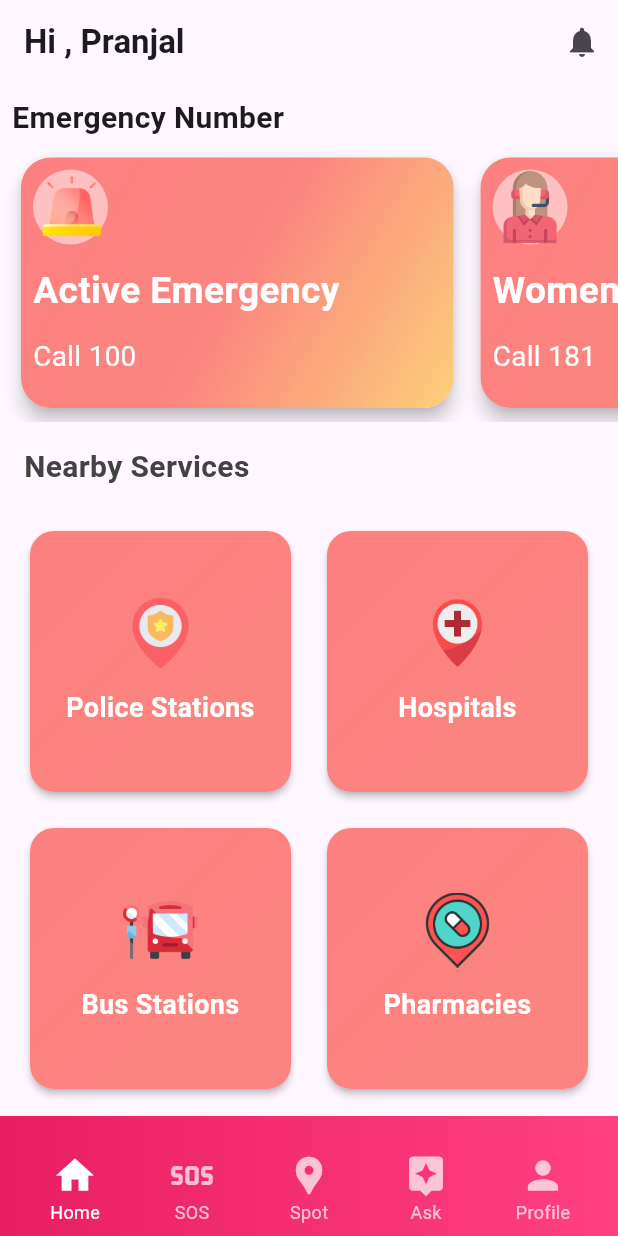
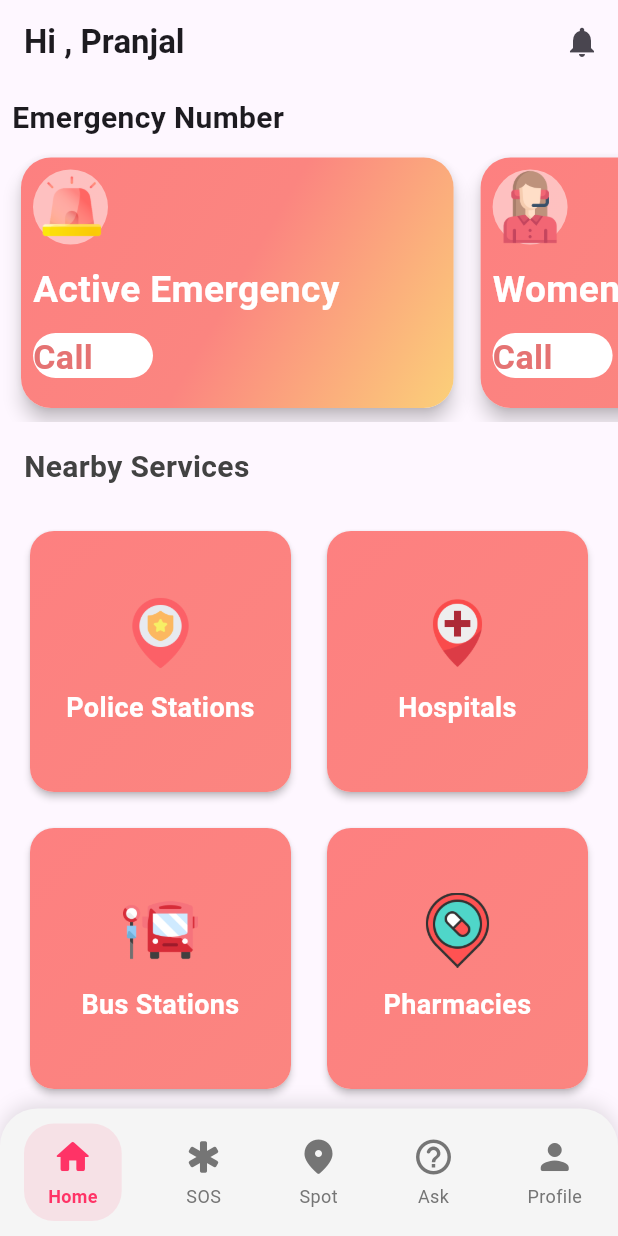
Before and after one commit to Matrix-Mesh/Sanrakshan360, a Flutter app: the screen it shows after launch, on a phone screen of 412 x 824 dp. Run offline on Flutter 3.47's test engine with Material 3 defaults, Android fonts, the phone set to English and light mode, and no system bars; our stand-ins replace flutter_map, fluttertoast, geolocator, google_fonts, latlong2, permission_handler and 1 more; missing offline and left inert: flutter_phone_direct_caller.

Commit message:
Improved styling

```diff
--- a/lib/screens/sos_screen.dart
+++ b/lib/screens/sos_screen.dart
@@ -15,6 +15,7 @@ class SOSApp extends StatelessWidget {
         primarySwatch: Colors.red,
         useMaterial3: true,
       ),
+      debugShowCheckedModeBanner: false,
       home: const SOSHomePage(),
     );
   }
@@ -32,21 +33,13 @@ class _SOSHomePageState extends State<SOSHomePage> {
 
   // Emergency contacts with name, phone, and type
   final List<Map<String, String>> emergencyContacts = [
-    {
-      'name': 'Police',
-      'phone': '911',
-      'type': 'emergency'
-    },
+    {'name': 'Police', 'phone': '911', 'type': 'emergency'},
     {
       'name': 'Emergency Contact 1',
       'phone': '+917838159080',
       'type': 'contact'
     },
-    {
-      'name': 'Emergency Contact 2',
-      'phone': '+9876543210',
-      'type': 'contact'
-    },
+    {'name': 'Emergency Contact 2', 'phone': '+9876543210', 'type': 'contact'},
   ];
 
   Future<Position?> _getCurrentLocation() async {
@@ -95,7 +88,8 @@ class _SOSHomePageState extends State<SOSHomePage> {
     final message = 'EMERGENCY: I need help! '
         'My location: https://www.google.com/maps/search/?api=1&query=${position.latitude},${position.longitude}';
 
-    final Uri smsUri = Uri.parse('sms:$number?body=${Uri.encodeComponent(message)}');
+    final Uri smsUri =
+        Uri.parse('sms:$number?body=${Uri.encodeComponent(message)}');
 
     if (await canLaunchUrl(smsUri)) {
       await launchUrl(smsUri);
@@ -115,16 +109,14 @@ class _SOSHomePageState extends State<SOSHomePage> {
         'My location: https://www.google.com/maps/search/?api=1&query=${position.latitude},${position.longitude}';
 
     final whatsappUrl = Uri.parse(
-      'whatsapp://send?phone=$cleanNumber&text=${Uri.encodeComponent(message)}'
-    );
+        'whatsapp://send?phone=$cleanNumber&text=${Uri.encodeComponent(message)}');
 
     if (await canLaunchUrl(whatsappUrl)) {
       await launchUrl(whatsappUrl);
     } else {
       // Fallback to web WhatsApp
       final webWhatsappUrl = Uri.parse(
-        'https://wa.me/$cleanNumber/?text=${Uri.encodeComponent(message)}'
-      );
+          'https://wa.me/$cleanNumber/?text=${Uri.encodeComponent(message)}');
       if (await canLaunchUrl(webWhatsappUrl)) {
         await launchUrl(webWhatsappUrl);
       } else {
@@ -144,10 +136,15 @@ class _SOSHomePageState extends State<SOSHomePage> {
           child: Column(
             mainAxisSize: MainAxisSize.min,
             children: [
-              ...emergencyContacts.map((contact) => ListTile(
+              ...emergencyContacts
+                  .map((contact) => ListTile(
                         leading: Icon(
-                  contact['type'] == 'emergency' ? Icons.emergency : Icons.contact_phone,
-                  color: contact['type'] == 'emergency' ? Colors.red : Colors.green,
+                          contact['type'] == 'emergency'
+                              ? Icons.emergency
+                              : Icons.contact_phone,
+                          color: contact['type'] == 'emergency'
+                              ? Colors.red
+                              : Colors.green,
                         ),
                         title: Text(contact['name']!),
                         subtitle: Text(contact['phone']!),
@@ -172,16 +169,18 @@ class _SOSHomePageState extends State<SOSHomePage> {
                             ),
                             if (contact['type'] == 'contact')
                               IconButton(
-                        icon:  Icon(Icons.message),
+                                icon: Icon(Icons.message),
                                 color: Colors.green,
                                 onPressed: () {
                                   Navigator.pop(context);
-                          _sendWhatsAppMessage(contact['phone']!, position);
+                                  _sendWhatsAppMessage(
+                                      contact['phone']!, position);
                                 },
                               ),
                           ],
                         ),
-              )).toList(),
+                      ))
+                  .toList(),
             ],
           ),
         );
--- a/lib/widgets/home_widgets/emergencies/AmbulanceEmergency.dart
+++ b/lib/widgets/home_widgets/emergencies/AmbulanceEmergency.dart
@@ -54,14 +54,23 @@ class AmbulanceEmergency extends StatelessWidget {
                             fontSize: MediaQuery.of(context).size.width * 0.06,
                           ),
                         ),
-                        Text(
-                          'Call 102',
-                          style: TextStyle(
+                        Container(
+                          height: 30,
+                          width: 80,
+                          decoration: BoxDecoration(
                             color: Colors.white,
-                            fontSize: MediaQuery.of(context).size.width * 0.045,
+                            borderRadius: BorderRadius.circular(20),
                           ),
+                          child: Center(
+                              child: Text('Call 102',
+                                  style: TextStyle(
+                                    color: Colors.red[300],
+                                    fontWeight: FontWeight.bold,
+                                    fontSize:
+                                        MediaQuery.of(context).size.width *
+                                            0.055,
+                                  ))),
                         )
-
                       ],
                     ),
                   )
--- a/lib/widgets/home_widgets/emergencies/FirebrigadeEmergency.dart
+++ b/lib/widgets/home_widgets/emergencies/FirebrigadeEmergency.dart
@@ -54,14 +54,23 @@ class FirebrigadeEmergency extends StatelessWidget {
                             fontSize: MediaQuery.of(context).size.width * 0.06,
                           ),
                         ),
-                        Text(
-                          'Call 101',
-                          style: TextStyle(
+                        Container(
+                          height: 30,
+                          width: 80,
+                          decoration: BoxDecoration(
                             color: Colors.white,
-                            fontSize: MediaQuery.of(context).size.width * 0.045,
+                            borderRadius: BorderRadius.circular(20),
                           ),
+                          child: Center(
+                              child: Text('Call 101',
+                                  style: TextStyle(
+                                    color: Colors.red[300],
+                                    fontWeight: FontWeight.bold,
+                                    fontSize:
+                                        MediaQuery.of(context).size.width *
+                                            0.055,
+                                  ))),
                         )
-
                       ],
                     ),
                   )
--- a/lib/widgets/home_widgets/emergencies/PoliceEmergency.dart
+++ b/lib/widgets/home_widgets/emergencies/PoliceEmergency.dart
@@ -54,14 +54,23 @@ class PoliceEmergency extends StatelessWidget {
                             fontSize: MediaQuery.of(context).size.width * 0.06,
                           ),
                         ),
-                        Text(
-                          'Call 100',
-                          style: TextStyle(
+                        Container(
+                          height: 30,
+                          width: 80,
+                          decoration: BoxDecoration(
                             color: Colors.white,
-                            fontSize: MediaQuery.of(context).size.width * 0.045,
+                            borderRadius: BorderRadius.circular(20),
                           ),
+                          child: Center(
+                              child: Text('Call 100',
+                                  style: TextStyle(
+                                    color: Colors.red[300],
+                                    fontWeight: FontWeight.bold,
+                                    fontSize:
+                                        MediaQuery.of(context).size.width *
+                                            0.055,
+                                  ))),
                         )
-
                       ],
                     ),
                   )
--- a/lib/widgets/home_widgets/emergencies/WomanEmergency.dart
+++ b/lib/widgets/home_widgets/emergencies/WomanEmergency.dart
@@ -54,14 +54,23 @@ class WomanEmergency extends StatelessWidget {
                             fontSize: MediaQuery.of(context).size.width * 0.06,
                           ),
                         ),
-                        Text(
-                          'Call 181',
-                          style: TextStyle(
+                        Container(
+                          height: 30,
+                          width: 80,
+                          decoration: BoxDecoration(
                             color: Colors.white,
-                            fontSize: MediaQuery.of(context).size.width * 0.045,
+                            borderRadius: BorderRadius.circular(20),
                           ),
-                        ),
-
+                          child: Center(
+                              child: Text('Call 181',
+                                  style: TextStyle(
+                                    color: Colors.red[300],
+                                    fontWeight: FontWeight.bold,
+                                    fontSize:
+                                        MediaQuery.of(context).size.width *
+                                            0.055,
+                                  ))),
+                        )
                       ],
                     ),
                   )
--- a/lib/widgets/home_widgets/service_cards/metro_service_card.dart
+++ b/lib/widgets/home_widgets/service_cards/metro_service_card.dart
@@ -28,7 +28,7 @@ class MetroServiceCard extends StatelessWidget {
       ),
       child: InkWell(
         onTap: () {
-          onMapFunction!("police stations near me");
+          onMapFunction!("metro stations near me");
         },
         borderRadius: BorderRadius.circular(16),
         child: Container(
--- a/lib/widgets/nav_bar.dart
+++ b/lib/widgets/nav_bar.dart
@@ -13,109 +13,121 @@ class _NavBarState extends State<NavBar> {
 
   @override
   Widget build(BuildContext context) {
+    // Theme colors extracted from typical safety app palette
+    final Color primaryColor = Color(0xFFFF3366); // Vibrant pink-red
+    final Color secondaryColor = Color(0xFF5D3FD3); // Deep purple
+    final Color backgroundColor = Color(0xFFF5F5F5); // Soft light gray
+
     return Container(
-      decoration: const BoxDecoration(
-        gradient: LinearGradient(
-          colors: [Colors.pink,Colors.pinkAccent],
+      decoration: BoxDecoration(
+        color: backgroundColor,
+        borderRadius: BorderRadius.only(
+          topLeft: Radius.circular(25),
+          topRight: Radius.circular(25),
         ),
+        boxShadow: [
+          BoxShadow(
+            color: Colors.black12,
+            blurRadius: 10,
+            offset: Offset(0, -3),
+          )
+        ],
       ),
-      child: BottomAppBar(
-        elevation: 0,
-        color: Colors.transparent,
-        child: SizedBox(
-          height: 56,
-          width: MediaQuery.of(context).size.width,
+      child: SafeArea(
         child: Padding(
-            padding: const EdgeInsets.only(left: 10.0, right: 10.0),
+          padding: const EdgeInsets.symmetric(horizontal: 16.0, vertical: 10.0),
           child: Row(
             mainAxisAlignment: MainAxisAlignment.spaceBetween,
-              crossAxisAlignment: CrossAxisAlignment.start,
             children: [
-                IconBottomBar(
-                  text: "Home",
-                  icon: Icons.home,
-                  selected: selectedIndex == 0,
-                  onPressed: () => _onItemTapped(0), // This works first than the above line
+              _buildNavItem(
+                index: 0,
+                icon: Icons.home_rounded,
+                label: "Home",
+                primaryColor: primaryColor,
+                secondaryColor: secondaryColor,
               ),
-                IconBottomBar(
-                  text: "SOS",
-                  icon: Icons.sos_rounded,
-                  selected: selectedIndex == 1,
-                  onPressed: () => _onItemTapped(1),
+              _buildNavItem(
+                index: 1,
+                icon: Icons.emergency_rounded,
+                label: "SOS",
+                primaryColor: primaryColor,
+                secondaryColor: secondaryColor,
               ),
-                IconBottomBar(
-                  text: "Spot",
-                  icon: Icons.location_pin,
-                  selected: selectedIndex == 2,
-                  onPressed: () => _onItemTapped(2),
+              _buildNavItem(
+                index: 2,
+                icon: Icons.location_on_rounded,
+                label: "Spot",
+                primaryColor: primaryColor,
+                secondaryColor: secondaryColor,
               ),
-                IconBottomBar(
-                  text: "Ask",
-                  icon: Icons.assistant,
-                  selected: selectedIndex == 3,
-                  onPressed: () => _onItemTapped(3),
+              _buildNavItem(
+                index: 3,
+                icon: Icons.help_outline_rounded,
+                label: "Ask",
+                primaryColor: primaryColor,
+                secondaryColor: secondaryColor,
               ),
-                IconBottomBar(
-                  text: "Profile",
-                  icon: Icons.person,
-                  selected: selectedIndex == 4,
-                  onPressed: () => _onItemTapped(4),
+              _buildNavItem(
+                index: 4,
+                icon: Icons.person_rounded,
+                label: "Profile",
+                primaryColor: primaryColor,
+                secondaryColor: secondaryColor,
               ),
             ],
-            ),
           ),
         ),
       ),
     );
   }
 
-  void _onItemTapped(int index) {
+  Widget _buildNavItem({
+    required int index,
+    required IconData icon,
+    required String label,
+    required Color primaryColor,
+    required Color secondaryColor,
+  }) {
+    bool isSelected = selectedIndex == index;
+    return GestureDetector(
+      onTap: () {
         setState(() {
           selectedIndex = index;
         });
         widget.onItemSelected(index);
-  }
-}
-
-class IconBottomBar extends StatelessWidget {
-  const IconBottomBar(
-      {Key? key,
-      required this.text,
-      required this.icon,
-      required this.selected,
-      required this.onPressed})
-      : super(key: key);
-
-  final String text;
-  final IconData icon;
-  final bool selected;
-  final Function() onPressed;
-
-  final Color primaryColor = const Color(0xff4338CA);
-  final Color accentColor = const Color(0xffffffff);
-
-  @override
-  Widget build(BuildContext context) {
-    return Column(
-      mainAxisAlignment: MainAxisAlignment.center,
+      },
+      child: AnimatedContainer(
+        duration: Duration(milliseconds: 300),
+        curve: Curves.easeInOut,
+        padding: EdgeInsets.symmetric(
+          horizontal: isSelected ? 16.0 : 8.0,
+          vertical: 8.0,
+        ),
+        decoration: BoxDecoration(
+          color:
+              isSelected ? primaryColor.withOpacity(0.1) : Colors.transparent,
+          borderRadius: BorderRadius.circular(20),
+        ),
+        child: Column(
+          mainAxisSize: MainAxisSize.min,
           children: [
-        IconButton(
-          onPressed: onPressed,
-          icon: Icon(
+            Icon(
               icon,
-            size: 30,
-            color: selected ? accentColor : Colors.white70,
+              size: 28,
+              color: isSelected ? primaryColor : Colors.grey.shade600,
             ),
-        ),
+            SizedBox(height: 4),
             Text(
-          text,
+              label,
               style: TextStyle(
+                color: isSelected ? primaryColor : Colors.grey.shade600,
                 fontSize: 12,
-            height: .1,
-            color: selected ? accentColor : Colors.white70,
+                fontWeight: isSelected ? FontWeight.bold : FontWeight.normal,
               ),
             ),
           ],
+        ),
+      ),
     );
   }
 }
```
Lines whose indentation alone changed are shown as unchanged.
